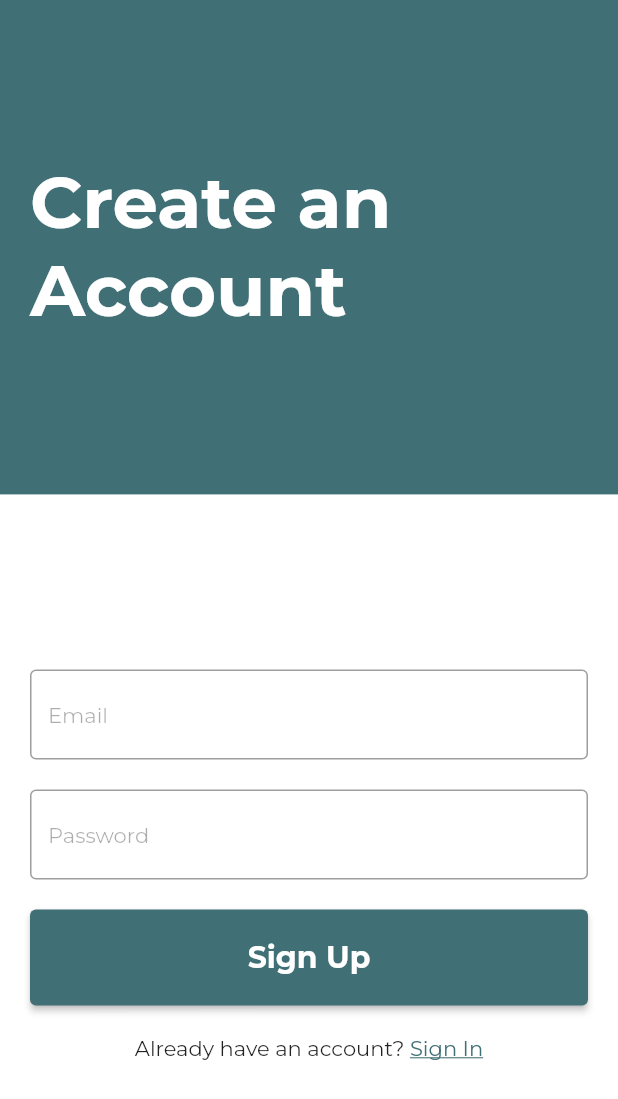
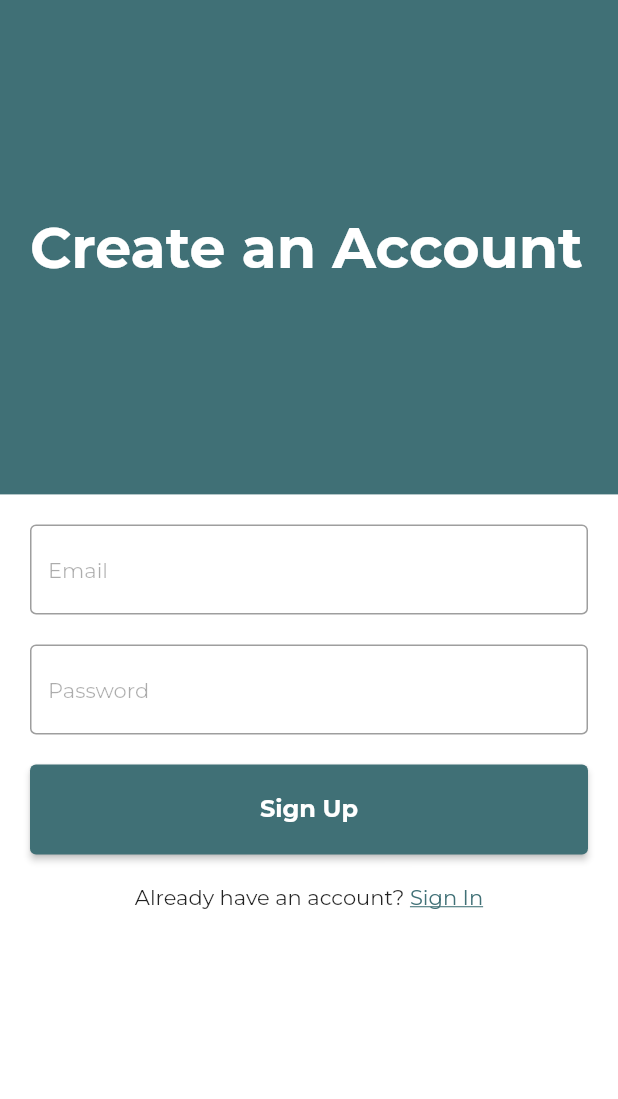
Before and after one commit to MrakJakob/Diploma, a Flutter app: the SignupPage screen opened directly, on a phone screen of 412 x 824 dp. Shown: the top 1099 px of the screen. Run offline on Flutter 3.47's test engine with Material 2 defaults, Android fonts, the phone set to English and light mode, and no system bars; our stand-ins replace email_validator, firebase_auth, firebase_core, google_fonts; missing offline and left inert: flutter_background_geolocation, mapbox_gl; accounts and stored records are empty.

Commit message:
Fixed UI problems with overflow on the login and signup page

```diff
--- a/snowscape_tracker/lib/theme/custom_theme.dart
+++ b/snowscape_tracker/lib/theme/custom_theme.dart
@@ -16,7 +16,7 @@ class CustomTheme {
       // Define the default TextTheme.
       textTheme: const TextTheme(
         displayLarge: TextStyle(
-          fontSize: 48.0,
+          fontSize: 38.0,
           fontWeight: FontWeight.bold,
           color: Colors.white,
         ),
@@ -28,7 +28,7 @@ class CustomTheme {
           fontSize: 14.0,
         ),
         labelLarge: TextStyle(
-          fontSize: 20.0,
+          fontSize: 16.0,
           color: Colors.white,
           fontWeight: FontWeight.bold,
         ),
--- a/snowscape_tracker/lib/views/signup_page.dart
+++ b/snowscape_tracker/lib/views/signup_page.dart
@@ -49,7 +49,8 @@ class _SignupPageState extends State<SignupPage> {
     return Scaffold(
       body: Column(
         children: [
-          Expanded(
+          Flexible(
+            fit: FlexFit.loose,
             flex: 4,
             child: Container(
               alignment: Alignment.centerLeft,
@@ -64,8 +65,10 @@ class _SignupPageState extends State<SignupPage> {
               ),
             ),
           ),
-          Expanded(
+          Flexible(
+            fit: FlexFit.loose,
             flex: 6,
+            child: SingleChildScrollView(
               child: Padding(
                 padding: const EdgeInsets.all(20.0),
                 child: Form(
@@ -114,7 +117,7 @@ class _SignupPageState extends State<SignupPage> {
                                   Theme.of(context).primaryColor),
                               padding: MaterialStateProperty.all(
                                   const EdgeInsets.symmetric(
-                                    horizontal: 100, vertical: 20))),
+                                      horizontal: 20, vertical: 20))),
                           child: Text("Sign Up",
                               style: Theme.of(context).textTheme.labelLarge),
                         ),
@@ -146,6 +149,7 @@ class _SignupPageState extends State<SignupPage> {
                 ),
               ),
             ),
+          ),
         ],
       ),
     );
```
Also changed, not shown: snowscape_tracker/lib/views/login_page.dart (+14 -7 lines). Lines whose indentation alone changed are shown as unchanged.
